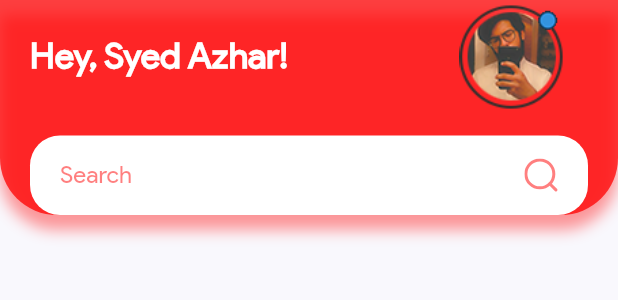
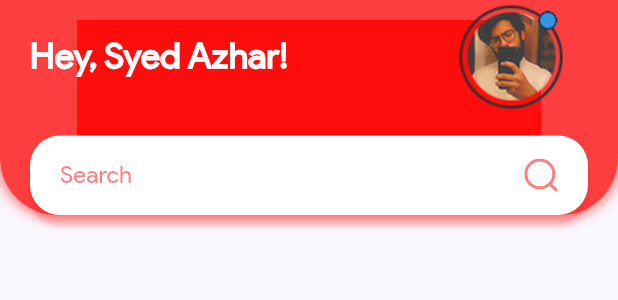
Before and after one commit to sahq-azhar/Flutter-Future_Google-YouTube_UI, a Flutter app: the TopContainer widget shown alone on an empty page, opened directly with empty values, on a phone screen of 412 x 824 dp. Shown: the top 300 px of the screen. Run offline on Flutter 3.47's test engine with Material 2 defaults, Android fonts, the phone set to English and light mode, and no system bars; our stand-ins replace curved_navigation_bar, flutter_custom_clippers, flutter_svg; network calls fail.

Commit message:
Initial Commit

```diff
--- a/lib/data/youtube_data.dart
+++ b/lib/data/youtube_data.dart
@@ -54,7 +54,7 @@ List<YoutubeModel> youtubeData = [
   YoutubeModel(
     title: "From paper to code- Youtube UI-Concept by SAHQ",
     thumbNail:
-    "https://i2.wp.com/www.orphicpixel.com/wp-content/uploads/2013/08/minimal-wallpaper-01.png?fit=550%2C344&ssl=1",
+    "https://i.ibb.co/D91D9Wt/write2code.jpg",
     publishedTime: "5 hour ago",
     channelTitle: "SAHQ",
     channelAvatar: "https://i.ibb.co/x3M3fgY/sahqchannel.png",
--- a/lib/pages/home_page/items/0_top_container.dart
+++ b/lib/pages/home_page/items/0_top_container.dart
@@ -34,11 +34,19 @@ class TopContainer extends StatelessWidget {
                 bottomRight: Radius.circular(38),
               ),
               boxShadow: [
-                BoxShadow(
+               /* BoxShadow(
                   offset: Offset(0, 10),
                   blurRadius: 8,
                   color: kPrimaryColor.withOpacity(0.4),
-                ),
+                ),*/ //enabling this is adding to the container and not good results are obtained
+
+                new CustomBoxShadow(
+                    color: kPrimaryColor.withOpacity(0.8),
+                    offset: new Offset(0.0, 0.0),
+                    blurRadius: 8.0,
+                    blurStyle: BlurStyle.outer
+                )
+
               ],
             ),
             child: Row(
@@ -77,6 +85,13 @@ class TopContainer extends StatelessWidget {
               decoration: BoxDecoration(
                 color: Colors.white,
                 borderRadius: BorderRadius.circular(20), //search bar ka
+                  boxShadow: [
+                 BoxShadow(
+                  offset: Offset(0, 7),
+                  blurRadius: 3,
+                  color: kPrimaryColor.withOpacity(0.2),
+                ),
+                ]
               ),
               child: Row(
                 children: <Widget>[
@@ -107,3 +122,30 @@ class TopContainer extends StatelessWidget {
     );
   }
 }
+
+
+
+
+class CustomBoxShadow extends BoxShadow {
+  final BlurStyle blurStyle;
+
+  const CustomBoxShadow({
+    Color color = const Color(0xFF000000),
+    final Offset offset,
+    double blurRadius = 0.0,
+    this.blurStyle = BlurStyle.normal,
+  }) : super(color: color, offset: offset, blurRadius: blurRadius);
+
+  @override
+  Paint toPaint() {
+    final Paint result = Paint()
+      ..color = color
+      ..maskFilter = MaskFilter.blur(this.blurStyle, blurSigma);
+    assert(() {
+      if (debugDisableShadows)
+        result.maskFilter = null;
+      return true;
+    }());
+    return result;
+  }
+}
--- a/lib/pages/home_page/items/2_main-videos.dart
+++ b/lib/pages/home_page/items/2_main-videos.dart
@@ -53,11 +53,11 @@ class Recommendedvideos extends StatelessWidget {
   Widget _buildPortraitList(BuildContext context, int index) {
     Size size = MediaQuery.of(context).size;
     return Container(
-      padding: const EdgeInsets.fromLTRB(5, 0, 5, 13),
+      padding: const EdgeInsets.fromLTRB(5, 0, 5, 15),
       child: Column(
         children: <Widget>[
           Card(
-            shadowColor: Colors.black,
+            shadowColor: Colors.black.withBlue(20),
             elevation: 11,
             shape: RoundedRectangleBorder(
               borderRadius: BorderRadius.circular(15.0),
```
Also changed, not shown: lib/pages/detail_page/details_screen.dart (+57 -1 lines).
